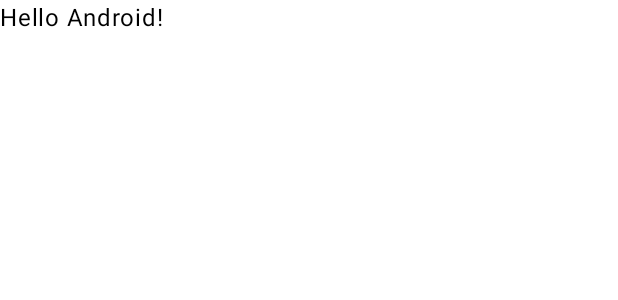
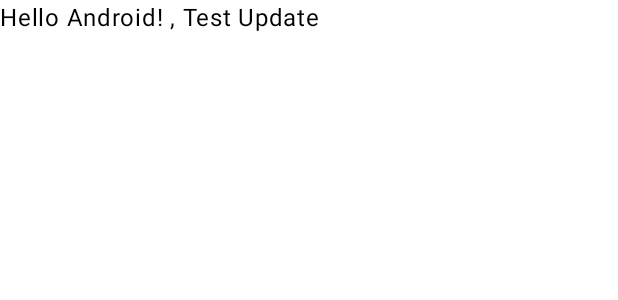
Before and after one commit to FuscusNight/Poruka, an Android app built with Jetpack Compose: the @Preview function GreetingPreview, on a phone screen of 412 x 824 dp. Shown: the top 300 px of the screen. Run offline under Robolectric (Android 15) with nearby library versions, the phone set to English and light mode, and no system bars.

Commit message:
test update

```diff
--- a/app/src/main/java/poruka/com/MainActivity.kt
+++ b/app/src/main/java/poruka/com/MainActivity.kt
@@ -29,7 +29,7 @@ class MainActivity : ComponentActivity() {
 @Composable
 fun Greeting(name: String, modifier: Modifier = Modifier) {
     Text(
-            text = "Hello $name!",
+            text = "Hello $name! , Test Update",
             modifier = modifier
     )
 }
```
